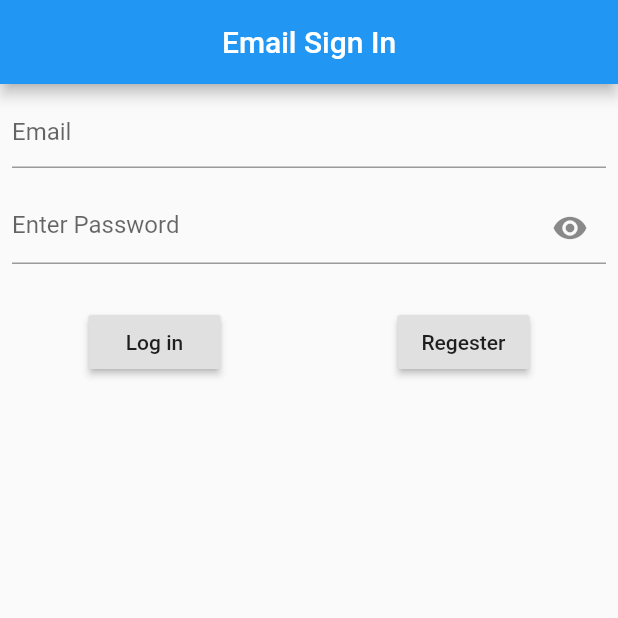
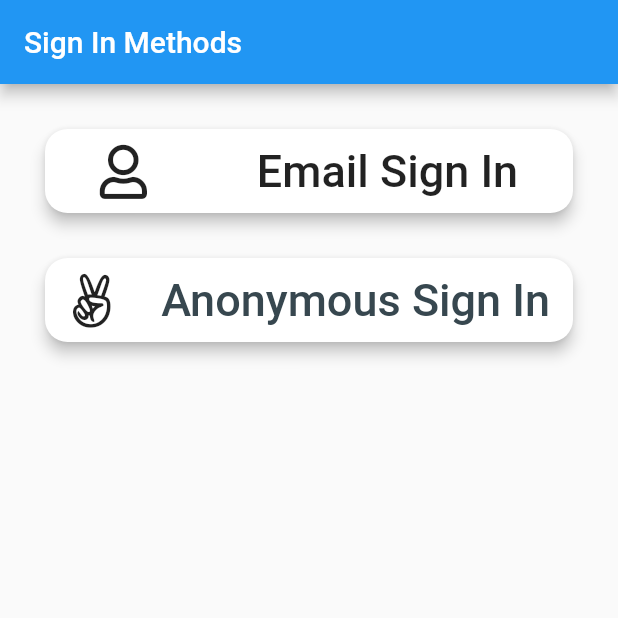
Before and after one commit to Zeeshan-progs/Firebase_Signin, a Flutter app: the screen it shows after launch, on a phone screen of 412 x 824 dp, the top half of it. Run offline on Flutter 3.47's test engine with Material 2 defaults, Android fonts, the phone set to English and light mode, and no system bars; our stand-ins replace firebase_auth, firebase_core, font_awesome_flutter, google_fonts; accounts and stored records are empty; Roboto replaces fonts that are missing (Cookie).

Commit message:
email signin

```diff
--- a/lib/EmailSign.dart
+++ /dev/null
@@ -1,186 +0,0 @@
-import 'package:firebase_auth/firebase_auth.dart';
-import 'package:flutter/material.dart';
-
-// hello gang welcome to my next class of firebase authentication for Email and password
-
-// lets fresh-n-up and jump to code
-
-// create a class
-
-class EmailSignIn extends StatefulWidget {
-  @override
-  _EmailSignInState createState() => _EmailSignInState();
-}
-
-class _EmailSignInState extends State<EmailSignIn> {
-  // create bool value to toggle password visible or hide
-  bool hide = true;
-  final auth = FirebaseAuth.instance;
-  // string var to store email and password
-  String email = '', password = '';
-
-  @override
-  Widget build(BuildContext context) {
-    return Scaffold(
-      appBar: AppBar(
-        title: Text('Email Sign In'),
-        centerTitle: true,
-      ),
-      body: ListView(
-        children: [
-          // create a form fields for input password and email
-
-          Padding(
-            padding: const EdgeInsets.all(8.0),
-            child: TextField(
-              decoration: InputDecoration(
-                hintText: 'Email',
-              ),
-              onChanged: (value) => email = value.trim(),
-              // trim use to avoid white spaces
-              keyboardType: TextInputType.emailAddress,
-            ),
-          ),
-          Padding(
-            padding: const EdgeInsets.all(8.0),
-            child: TextField(
-              decoration: InputDecoration(
-                hintText: 'Enter Password',
-                suffixIcon: IconButton(
-                  icon: Icon(hide ? Icons.visibility : Icons.visibility_off),
-                  // lets change icon to state of textfield
-                  onPressed: () {
-                    // to toggle on click
-                    setState(() {
-                      hide = !hide;
-                    });
-                  },
-                ),
-                // inputted text must be secure
-                // to secure your password you need to add obSecure
-              ),
-              obscureText: hide,
-              onChanged: (value) => password = value,
-              // lets do some work to toggle secure password
-            ),
-          ),
-// add some space between  button and text fields
-          SizedBox(height: 20),
-          Row(
-            mainAxisAlignment: MainAxisAlignment.spaceAround,
-            children: [
-              // Buttons to create and login
-
-              RaisedButton(
-                child: Text('Log in'),
-                onPressed: () async {
-                  // print(email);
-                  // print(password);
-                  // // to test is it working or not
-                  // lets do some real work
-                  // first you need to check if email or password is not null
-                  try {
-                    if (email.isEmpty && password.isEmpty) {
-                      print('Enter Email And password ');
-                    } else {
-                      UserCredential user = await FirebaseAuth.instance
-                          .signInWithEmailAndPassword(
-                              email: email, password: password)
-                          .then((value) => Navigator.push(
-                              context,
-                              MaterialPageRoute(
-                                  builder: (context) => SignIn())));
-                      // before login you need to regester with same email and password
-// do the same to navigate after login after done with work
-// use then
-                      print('Sign IN Successfully');
-                      return user.user.uid;
-                    }
-                  } catch (e) {
-                    print(e.toString());
-                  }
-                },
-              ),
-              RaisedButton(
-                child: Text('Regester'),
-                onPressed: () async {
-                  try {
-                    UserCredential user = await FirebaseAuth.instance
-                        .createUserWithEmailAndPassword(
-                            email: email, password: password)
-                        .then((value) => Navigator.push(context,
-                            MaterialPageRoute(builder: (context) => SignIn())));
-                    print(user.user.email);
-                  } catch (e) {
-                    print(e.toString());
-                  }
-                },
-              ),
-            ],
-          ),
-        ],
-      ),
-    );
-  }
-}
-
-// lets create some methods for regester and log in
-
-// to navigate after done with sign in
-
-// create temporary widget
-
-class SignIn extends StatefulWidget {
-  @override
-  _SignInState createState() => _SignInState();
-}
-
-class _SignInState extends State<SignIn> {
-  final auth = FirebaseAuth.instance;
-  @override
-  Widget build(BuildContext context) {
-    return SafeArea(
-      child: Container(
-        color: Colors.white,
-        child: Center(
-          child: FlatButton(
-            onPressed: () async {
-              // add signout method to sign out
-              await auth.signOut().then((value) => Navigator.pop(context));
-              print('Sign Out Successfully ');
-            },
-            child: Text('Sign Out'),
-          ),
-        ),
-      ),
-    );
-  }
-}
-
-
-
-
-// thats it for today
-// we will do some vadilation work in next video stay tuned
-
-
-// Happy Republic Day
-
-// Happy Coding
-
-
-// Like
-
-
-//  Share
-
-
-// Subscribe
-
-
-
-// Than You All
-
-
-
-// Jai Hind
--- /dev/null
+++ b/lib/MainScreen.dart
@@ -0,0 +1,97 @@
+import 'package:flutter/material.dart';
+import 'package:font_awesome_flutter/font_awesome_flutter.dart';
+import 'package:google_fonts/google_fonts.dart';
+import 'package:sign_anon/Anonymous/anonymous.dart';
+
+import 'package:sign_anon/Email_Password/Email_password.dart';
+
+class MainScreen extends StatefulWidget {
+  @override
+  _MainScreenState createState() => _MainScreenState();
+}
+
+class _MainScreenState extends State<MainScreen> {
+  @override
+  Widget build(BuildContext context) {
+    return SafeArea(
+      child: Scaffold(
+        appBar: AppBar(
+          title: Text('Sign In Methods'),
+        ),
+        body: ListView(
+          padding: EdgeInsets.symmetric(horizontal: 30, vertical: 30),
+          children: [
+            buildRaisedButton(
+              icon: FontAwesomeIcons.user,
+              text: 'Email Sign In',
+              onClick: email,
+            ),
+            SizedBox(height: 30),
+            buildRaisedButton(
+              icon: FontAwesomeIcons.angellist,
+              text: 'Anonymous Sign In',
+              onClick: anonymous,
+              color: Colors.blueGrey[800],
+            ),
+          ],
+        ),
+      ),
+    );
+  }
+
+  RaisedButton buildRaisedButton({
+    Function onClick,
+    String text,
+    IconData icon,
+    Color color,
+  }) {
+    return RaisedButton(
+      elevation: 4,
+      onPressed: onClick,
+      padding: EdgeInsets.symmetric(vertical: 10),
+      child: Row(
+        mainAxisAlignment: MainAxisAlignment.spaceAround,
+        children: [
+          FaIcon(
+            icon,
+            size: 36,
+          ),
+          Text(
+            text,
+            style: GoogleFonts.cookie(
+              fontSize: 30,
+              color: color,
+            ),
+          ),
+        ],
+      ),
+      color: Colors.white,
+      shape: RoundedRectangleBorder(
+        borderRadius: BorderRadius.circular(15),
+      ),
+    );
+  }
+
+// Functions For Different Sign In Methods
+  void anonymous() {
+    setState(() {
+      Navigator.push(
+        context,
+        MaterialPageRoute(
+          builder: (context) => AnonymousSignIn(),
+        ),
+      );
+    });
+  }
+
+  void email() {
+    setState(() {
+      Navigator.push(
+        context,
+        MaterialPageRoute(
+          builder: (context) => EmailPasswordSignIn(),
+        ),
+      );
+    });
+  }
+}
```
Also changed, not shown: lib/Email_Password/App_Bar.dart (added, +26 -0 lines), lib/Email_Password/Email_password.dart (added, +189 -0 lines), lib/Email_Password/Logout.dart (added, +31 -0 lines), lib/auth.dart (deleted, +0 -72 lines), lib/main.dart (+3 -102 lines), pubspec.yaml (+6 -8 lines), pubspec.lock.
